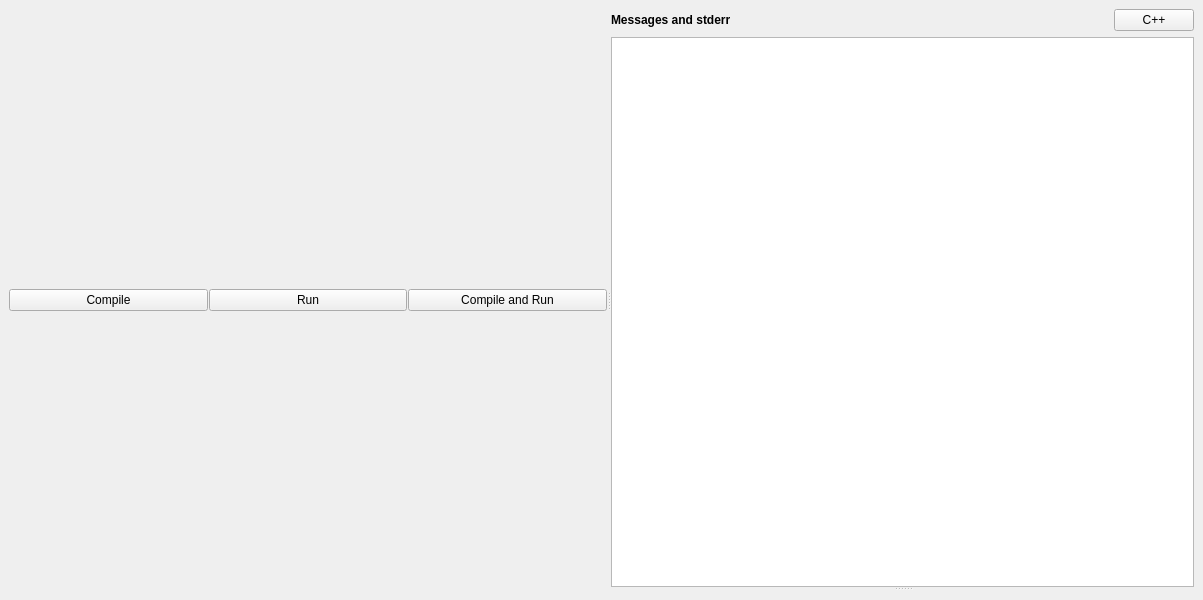
First picture: the form in ui/mainwindow.ui, repository cpeditor/cpeditor, before the edit.
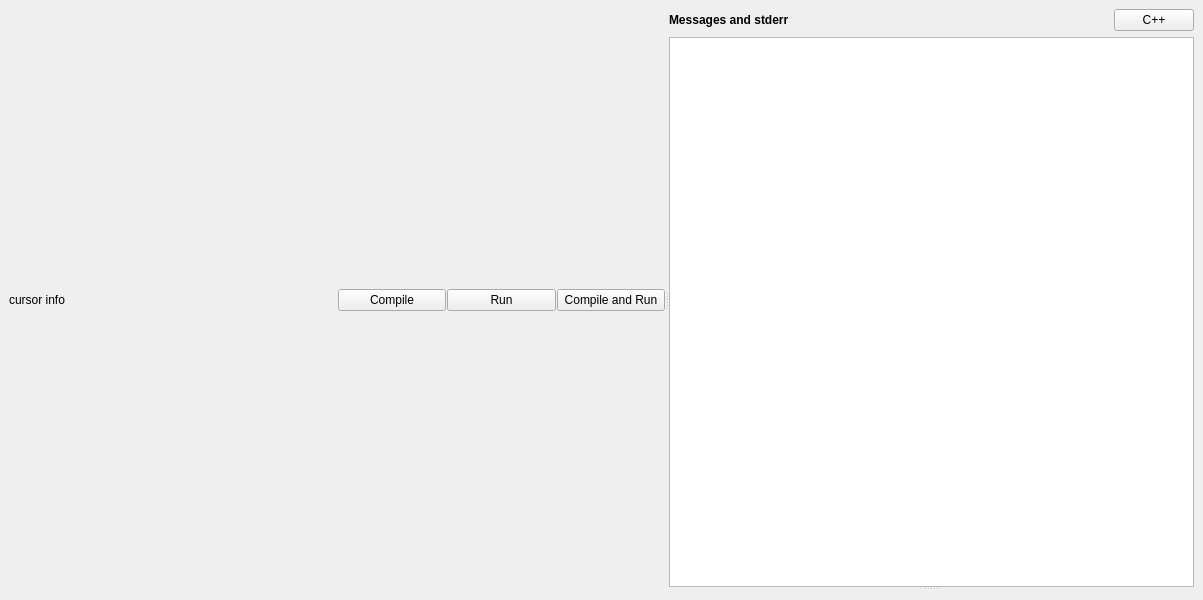
Second picture: the form after the edit.

Commit message: feat(mainwindow): Add column/line number and selection count

What changed in the file:
```diff
--- a/ui/mainwindow.ui
+++ b/ui/mainwindow.ui
@@ -37,6 +37,19 @@
         <item>
          <layout class="QHBoxLayout" name="horizontalLayout_9">
           <item>
+           <layout class="QHBoxLayout" name="horizontalLayout_2">
+            <item>
+             <widget class="QLabel" name="cursor_info">
+              <property name="text">
+               <string>cursor info</string>
+              </property>
+             </widget>
+            </item>
+           </layout>
+          </item>
+          <item>
+           <layout class="QHBoxLayout" name="horizontalLayout_3">
+            <item>
            <widget class="QPushButton" name="compile">
             <property name="text">
              <string>Compile</string>
@@ -56,6 +69,8 @@
              <string>Compile and Run</string>
             </property>
            </widget>
+            </item>
+           </layout>
           </item>
          </layout>
         </item>
```
Lines whose indentation alone changed are shown as unchanged. The commit also changes 2 other files.
